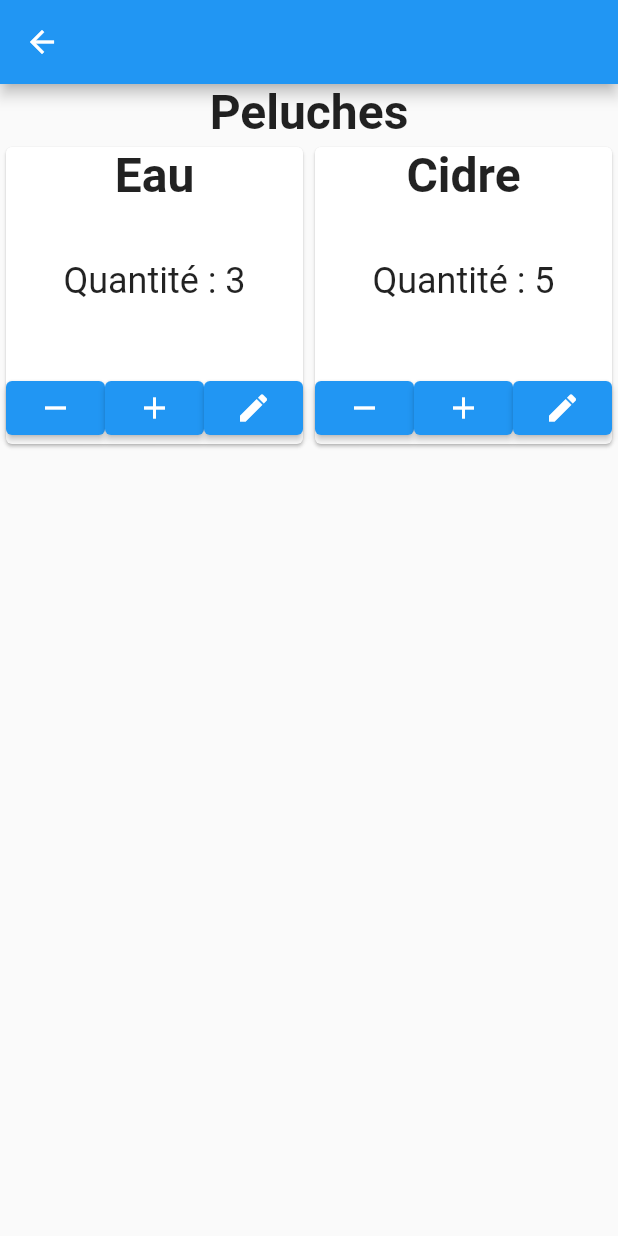
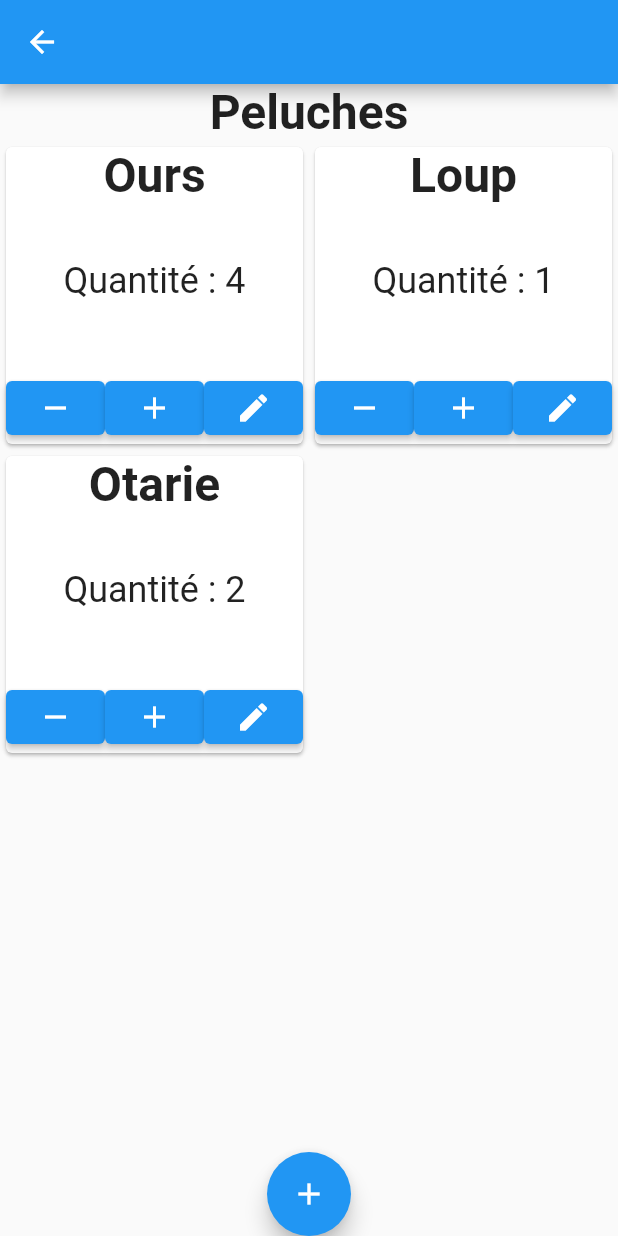
Before and after one commit to Tsekko/inventory_app, a Flutter app: the screen it shows after launch, after a tap on an icon or button, on a phone screen of 412 x 824 dp. Run offline on Flutter 3.47's test engine with Material 2 defaults, Android fonts, the phone set to English and light mode, and no system bars.

```diff
--- a/lib/models/product.dart
+++ b/lib/models/product.dart
@@ -1,6 +1,17 @@
+import 'item.dart';
+
 class Product {
-  final int id;
-  final String name;
+  int id;
+  String name;
+  List<Item> lstItems = [];
 
-  const Product(this.id, this.name);
+  Product({required this.id, required this.name, required this.lstItems});
+
+  Product copyWith({
+    String? name,
+    List<Item>? lstItems,
+  }) {
+    return Product(
+        id: id, name: name ?? this.name, lstItems: lstItems ?? this.lstItems);
+  }
 }
--- a/lib/products_page/products_page.dart
+++ b/lib/products_page/products_page.dart
@@ -1,6 +1,4 @@
 import 'package:flutter/material.dart';
-import 'package:inventory_app/main.dart';
-import 'package:inventory_app/models/item.dart';
 import 'package:inventory_app/models/product.dart';
 import 'package:inventory_app/products_page/widgets/products_card.dart';
 
@@ -15,48 +13,99 @@ class ProductInventory extends StatefulWidget {
 }
 
 class _ProductInventoryState extends State<ProductInventory> {
-  var _lstPeluche = <Item>[
-    Item(name: "Ours", qty: 4),
-    Item(name: "Loup", qty: 1),
-    Item(name: "Otarie", qty: 2)
-  ];
-  var _lstBoissons = <Item>[
-    Item(name: "Eau", qty: 3),
-    Item(name: "Cidre", qty: 5)
-  ];
-  var _lstItem = <Item>[];
-
+  final _formKey = GlobalKey<FormState>();
+  bool isAdding = false;
   @override
   Widget build(BuildContext context) {
-    if (widget.product.name == "Peluche") {
-      _lstItem = _lstPeluche;
-    } else {
-      _lstItem = _lstBoissons;
-    }
     return Scaffold(
       appBar: AppBar(),
       body: Column(
         children: [
-          Flexible(
-            child: Text(
-              widget.product.name,
-              style:
-                  const TextStyle(fontSize: 32.0, fontWeight: FontWeight.bold),
-              textAlign: TextAlign.center,
-            ),
+          Text(
+            widget.product.name,
+            style: const TextStyle(fontSize: 32.0, fontWeight: FontWeight.bold),
+            textAlign: TextAlign.center,
           ),
-          Flexible(
+          Expanded(
             child: GridView.builder(
                 primary: true,
                 gridDelegate: const SliverGridDelegateWithFixedCrossAxisCount(
                     crossAxisCount: 2),
-                itemCount: _lstItem.length,
+                itemCount: widget.product.lstItems.length,
                 itemBuilder: (context, index) {
-                  return ProductCard(item: _lstItem[index]);
+                  return ProductCard(
+                    item: widget.product.lstItems[index],
+                    onItemQuantityUpdated: (int qty) => _updateQty(qty, index),
+                    onItemTitleUpdated: (String title) =>
+                        _updateTitle(title, index),
+                  );
                 }),
           ),
+          if (isAdding)
+            Expanded(
+              child: Form(
+                key: _formKey,
+                child: Column(
+                  children: [
+                    TextFormField(
+                      decoration: const InputDecoration(
+                        labelText: "Nom du produit : ",
+                      ),
+                      validator: (value) {
+                        if (value == null || value.isEmpty) {
+                          return "Field needs to be completed";
+                        }
+                        return null;
+                      },
+                    ),
+                    TextFormField(
+                      decoration: const InputDecoration(
+                        labelText: "Quantité : ",
+                      ),
+                      validator: (value) {
+                        if (value == null || value.isEmpty) {
+                          return "Field needs to be completed";
+                        }
+                        return null;
+                      },
+                    ),
+                    ElevatedButton(
+                      onPressed: () {
+                        if (_formKey.currentState!.validate()) {
+                          ScaffoldMessenger.of(context).showSnackBar(
+                            const SnackBar(content: Text("Processing Data")),
+                          );
+                        }
+                      },
+                      child: const Text("Submit"),
+                    ),
+                  ],
+                ),
+              ),
+            )
         ],
       ),
+      floatingActionButton: FloatingActionButton(
+        child: const Icon(Icons.add),
+        onPressed: () {
+          isAdding = true;
+        },
+      ),
+      floatingActionButtonLocation: FloatingActionButtonLocation.centerDocked,
     );
   }
+
+  void _updateQty(int qty, int index) {
+    setState(() {
+      widget.product.lstItems[index] =
+          widget.product.lstItems[index].copyWith(qty: qty);
+    });
+  }
+
+  void _updateTitle(String title, int index) {
+    setState(() {
+      widget.product.lstItems[index] =
+          widget.product.lstItems[index].copyWith(name: title);
+    });
+  }
 }
--- a/lib/products_page/widgets/products_card.dart
+++ b/lib/products_page/widgets/products_card.dart
@@ -2,9 +2,16 @@ import 'package:flutter/material.dart';
 import 'package:inventory_app/models/item.dart';
 
 class ProductCard extends StatefulWidget {
-  const ProductCard({Key? key, required this.item}) : super(key: key);
+  const ProductCard(
+      {Key? key,
+      required this.item,
+      required this.onItemQuantityUpdated,
+      required this.onItemTitleUpdated})
+      : super(key: key);
 
   final Item item;
+  final Function(int) onItemQuantityUpdated;
+  final Function(String) onItemTitleUpdated;
 
   @override
   State<ProductCard> createState() => _ProductCardState();
@@ -13,15 +20,11 @@ class ProductCard extends StatefulWidget {
 class _ProductCardState extends State<ProductCard> {
   bool isEditing = false;
   TextEditingController? _controller;
-  String title = "";
-  int qty = 0;
 
   @override
   void initState() {
     super.initState();
     _controller = TextEditingController(text: "Test");
-    title = widget.item.name;
-    qty = widget.item.qty;
   }
 
   @override
@@ -31,7 +34,7 @@ class _ProductCardState extends State<ProductCard> {
         Expanded(
           child: !isEditing
               ? Text(
-                  title,
+                  widget.item.name,
                   style: const TextStyle(
                       fontSize: 32.0, fontWeight: FontWeight.bold),
                   textAlign: TextAlign.left,
@@ -39,16 +42,13 @@ class _ProductCardState extends State<ProductCard> {
               : TextField(
                   controller: _controller,
                   onSubmitted: (String value) async {
-                    setState(() {
-                      widget.item.copyWith(name: value);
-                      title = value;
-                    });
+                    widget.onItemTitleUpdated(value);
                   },
                 ),
         ),
         Expanded(
           child: Text(
-            "Quantité : " + qty.toString(),
+            "Quantité : " + widget.item.qty.toString(),
             style: const TextStyle(fontSize: 24.0),
           ),
         ),
@@ -58,12 +58,7 @@ class _ProductCardState extends State<ProductCard> {
               child: ElevatedButton(
                 child: const Icon(Icons.remove),
                 onPressed: () {
-                  setState(
-                    (() {
-                      widget.item.copyWith(qty: qty - 1);
-                      qty = qty - 1;
-                    }),
-                  );
+                  widget.onItemQuantityUpdated(widget.item.qty - 1);
                 },
               ),
             ),
@@ -71,10 +66,7 @@ class _ProductCardState extends State<ProductCard> {
               child: ElevatedButton(
                 child: const Icon(Icons.add),
                 onPressed: () {
-                  setState(() {
-                    widget.item.copyWith(qty: qty + 1);
-                    qty = qty + 1;
-                  });
+                  widget.onItemQuantityUpdated(widget.item.qty + 1);
                 },
               ),
             ),
```
Also changed, not shown: lib/inventories_page/inventories_page.dart (+7 -2 lines), lib/item_form/item_form_page.dart (added, +55 -0 lines).
